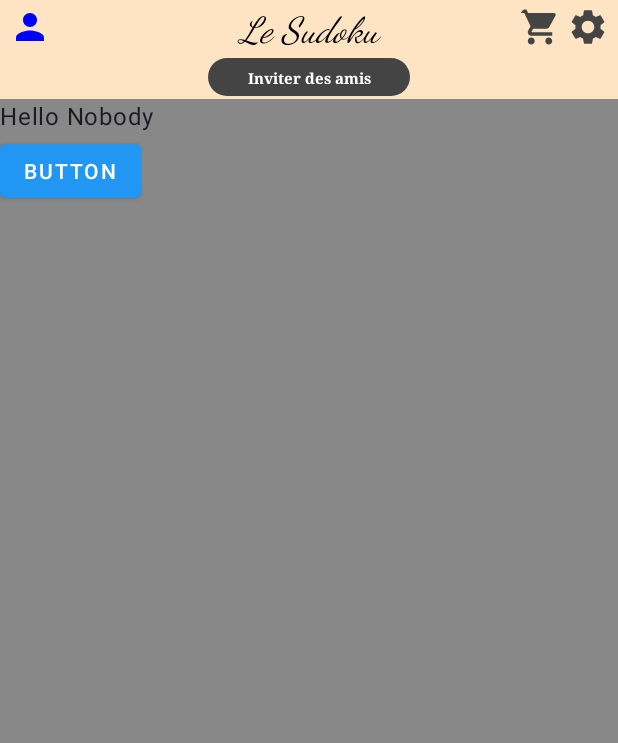
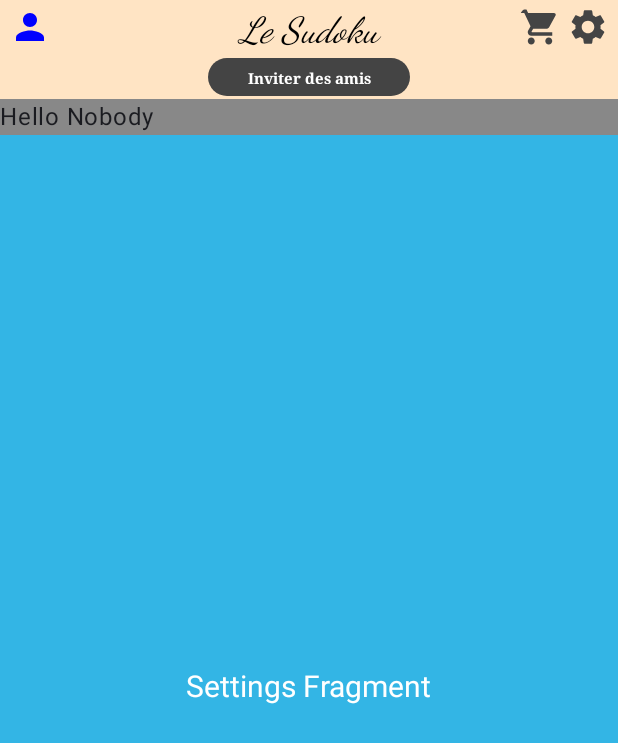
Before and after one commit to TurnEveryStone/SudokuWave, an Android app built with Jetpack Compose: the screen it shows after launch (MainActivity), after a tap on "Person", on a phone screen of 412 x 824 dp. Shown: the top 743 px of the screen. Run offline under Robolectric (Android 15) with nearby library versions, the phone set to English and light mode, and no system bars; 1 statement that could not run was skipped.

Commit message:
Menu bug

```diff
--- a/app/src/main/java/com/example/sudokuwave/MainActivity.kt
+++ b/app/src/main/java/com/example/sudokuwave/MainActivity.kt
@@ -41,7 +41,7 @@ class MainActivity : AppCompatActivity() {
 
     val nomApp: String = "Le Sudoku"
     var userNumber: String = "Nobody"
-
+    private val containerId =  View.generateViewId()
     private val sharedViewModel: SharedViewModel by viewModels()
 
     override fun onCreate(savedInstanceState: Bundle?) {
@@ -65,7 +65,7 @@ class MainActivity : AppCompatActivity() {
                      * on user preferences or app state.
                      */
                     val currentMenuConfig = remember { mutableStateOf(getMenuConfig("Home")) }
-
+                    val containerId = remember { View.generateViewId() }
                     Column(
                         modifier = Modifier
                             .fillMaxSize()
@@ -73,18 +73,19 @@ class MainActivity : AppCompatActivity() {
                             .padding(innerPadding)
                     ) {
 
+                        val fragmentManager = supportFragmentManager
                         //val fragmentManager = (LocalContext.current as AppCompatActivity).supportFragmentManager //
                         CustomMenu(
                             config = currentMenuConfig.value,
                             onElementClick = { element, actionKey -> // Access actionKey here
                                 actionKey?.let { actionKey ->
-                                    handleMenuAction(actionKey, supportFragmentManager) { newMenu ->
+                                    handleMenuAction(actionKey,containerId, fragmentManager) { newMenu ->
                                         currentMenuConfig.value = newMenu
                                     }
                                 }
                             },
                             onAction = { actionKey ->
-                                handleMenuAction(actionKey, supportFragmentManager) { newMenu ->
+                                handleMenuAction(actionKey,containerId, fragmentManager) { newMenu ->
                                     currentMenuConfig.value = newMenu
                                 }
                             }
@@ -93,7 +94,7 @@ class MainActivity : AppCompatActivity() {
 
                         // Contenu principal
                         Text(text = "Hello $userNumber")
-                        FragmentContainerComposable()
+                        FragmentContainerComposable(containerId)
                         ObserveViewModel(sharedViewModel)
                     }
                 }
@@ -102,9 +103,9 @@ class MainActivity : AppCompatActivity() {
     }
     /*****************************************/
     @Composable
-    fun FragmentContainerComposable() {
+    fun FragmentContainerComposable(containerId: Int) {
         val fragmentManager = (LocalContext.current as AppCompatActivity).supportFragmentManager
-        val containerId = remember { View.generateViewId() }
+       // containerId = remember { View.generateViewId() }
         AndroidView(
             modifier = Modifier.fillMaxSize(),
             factory = { context ->
@@ -162,9 +163,12 @@ class MainActivity : AppCompatActivity() {
         }
     }
 /*****************************************/
-fun handleMenuAction(actionKey: String, containerId: Int, fragmentManager: FragmentManager) {
+fun handleMenuAction(actionKey: String, containerId: Int, fragmentManager: FragmentManager,
+                     updateMenu: (MenuConfig) -> Unit) {
     when (actionKey) {
-        "GoToSettings" -> replaceFragment(containerId, SettingsFragment(), fragmentManager)
+        "Settings" -> replaceFragment(containerId, SettingsFragment(), fragmentManager)
+                 //  updateMenu(getMenuConfig(actionKey))
+
         "GoToProfile" -> replaceFragment(containerId, ProfileFragment(), fragmentManager)
         else -> Log.d("MenuAction", "Unknown action: $actionKey")
     }
--- a/app/src/main/java/com/example/sudokuwave/ui/MenuConfigBuilder.kt
+++ b/app/src/main/java/com/example/sudokuwave/ui/MenuConfigBuilder.kt
@@ -47,7 +47,7 @@ fun getMenuConfig(menu: String): MenuConfig {
                                 color = Color.Blue,
                                 contentDescription = "Person",
                                 isClickable = true,
-                                actionKey = "GoToAdvancedSettings"
+                                actionKey = "Settings"
                             )
                         )
                     )
@@ -96,7 +96,7 @@ fun getMenuConfig(menu: String): MenuConfig {
                                         color = Color.DarkGray,
                                         contentDescription = "Basket",
                                         isClickable = true,
-                                        actionKey = "GoToAdvancedSettings"
+                                        actionKey = "Settings"
                                     )
                                 ),
                                 MenuContainer.SingleItem(
@@ -105,7 +105,7 @@ fun getMenuConfig(menu: String): MenuConfig {
                                         color = Color.DarkGray,
                                         contentDescription = "Settings",
                                         isClickable = true,
-                                        actionKey = "GoToSettings"
+                                        actionKey = "Settings"
                                     )
                                 )
                             )
```
